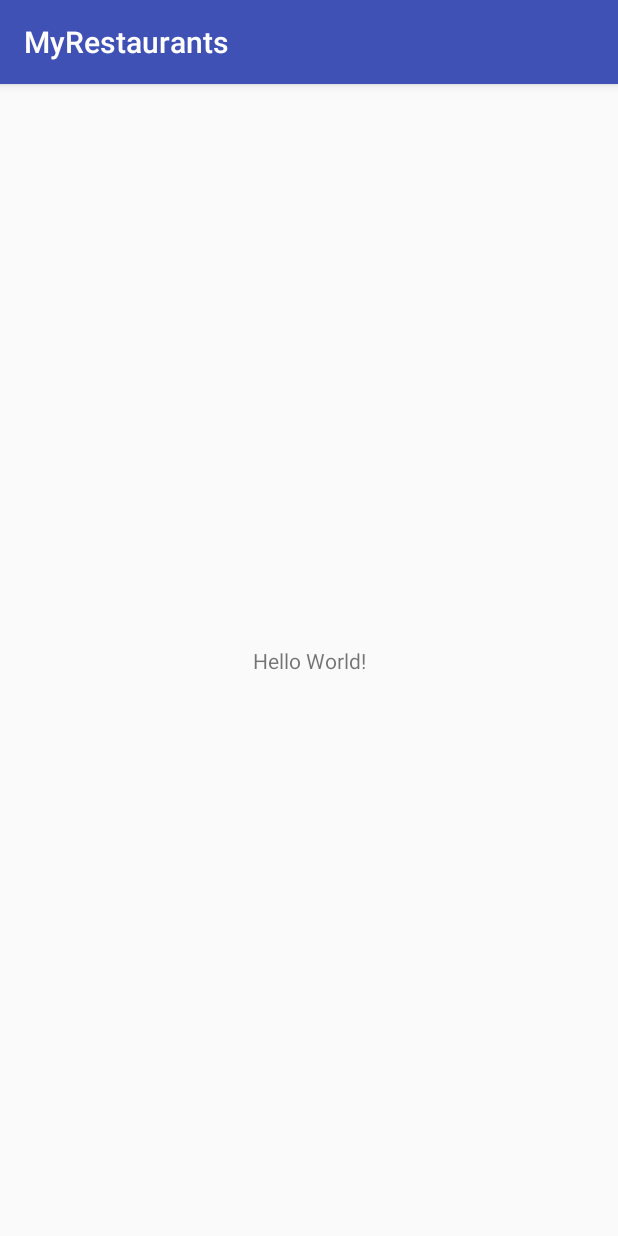
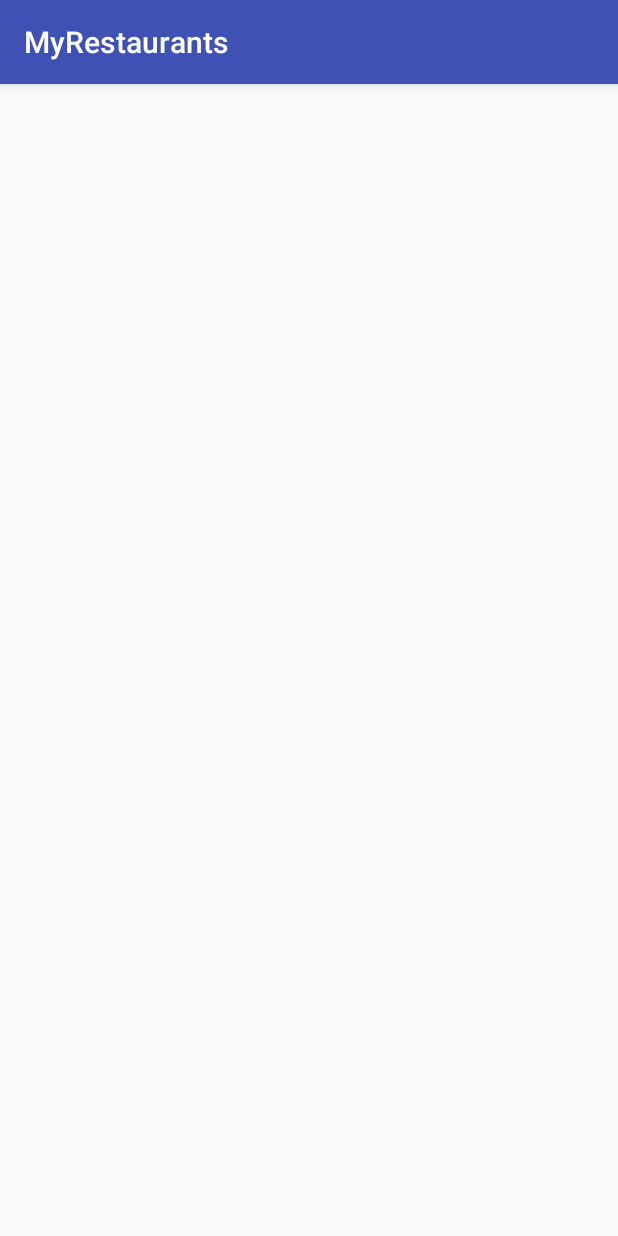
Before and after one commit to Edgarcho/MyRestaurants, an Android app: the screen it shows after launch (MainActivity), on a phone screen of 412 x 824 dp. Run offline under Robolectric (Android 15) with nearby library versions, the phone set to English and light mode, and no system bars.

Commit message:
Create relative layout for main activity

```diff
--- a/app/src/main/res/layout/activity_main.xml
+++ b/app/src/main/res/layout/activity_main.xml
@@ -1,18 +1,5 @@
 <?xml version="1.0" encoding="utf-8"?>
-<android.support.constraint.ConstraintLayout xmlns:android="http://schemas.android.com/apk/res/android"
-    xmlns:app="http://schemas.android.com/apk/res-auto"
-    xmlns:tools="http://schemas.android.com/tools"
-    android:layout_width="match_parent"
-    android:layout_height="match_parent"
-    tools:context="com.epicodus.myrestaurants.MainActivity">
+<RelativeLayout xmlns:android="http://schemas.android.com/apk/res/android"
+    android:layout_width="match_parent" android:layout_height="match_parent">
 
-    <TextView
-        android:layout_width="wrap_content"
-        android:layout_height="wrap_content"
-        android:text="Hello World!"
-        app:layout_constraintBottom_toBottomOf="parent"
-        app:layout_constraintLeft_toLeftOf="parent"
-        app:layout_constraintRight_toRightOf="parent"
-        app:layout_constraintTop_toTopOf="parent" />
-
-</android.support.constraint.ConstraintLayout>
+</RelativeLayout>
```
